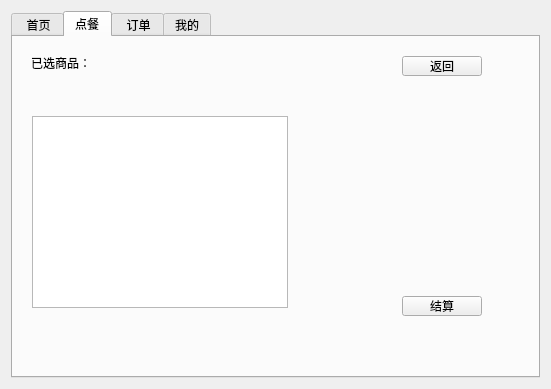
Above: customerwidget.ui from Hami-8/C-HomeWork before the change. Below: the same form after it.
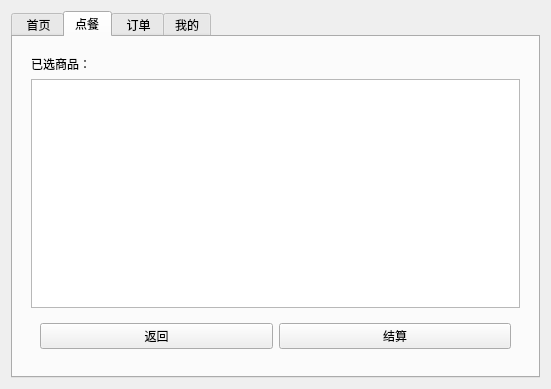
That is the form after the change. The open tabs and pages were chosen to show the change.

Commit message: 实现了 添加至购物车 功能

Patch:
```diff
--- a/customerwidget.ui
+++ b/customerwidget.ui
@@ -175,55 +175,38 @@
           </layout>
          </widget>
          <widget class="QWidget" name="page_4">
+          <layout class="QVBoxLayout" name="verticalLayout_4">
+           <item>
           <widget class="QLabel" name="cartLabel">
-           <property name="geometry">
-            <rect>
-             <x>9</x>
-             <y>9</y>
-             <width>60</width>
-             <height>16</height>
-            </rect>
-           </property>
            <property name="text">
             <string>已选商品：</string>
            </property>
           </widget>
-          <widget class="QTableWidget" name="cartTableWidget">
-           <property name="geometry">
-            <rect>
-             <x>10</x>
-             <y>70</y>
-             <width>256</width>
-             <height>192</height>
-            </rect>
-           </property>
-          </widget>
+           </item>
+           <item>
+            <widget class="QTableWidget" name="cartTableWidget"/>
+           </item>
+           <item>
+            <widget class="QWidget" name="widget_5" native="true">
+             <layout class="QHBoxLayout" name="horizontalLayout_9">
+              <item>
           <widget class="QPushButton" name="backToOrderButton">
-           <property name="geometry">
-            <rect>
-             <x>380</x>
-             <y>10</y>
-             <width>80</width>
-             <height>20</height>
-            </rect>
-           </property>
            <property name="text">
             <string>返回</string>
            </property>
           </widget>
+              </item>
+              <item>
           <widget class="QPushButton" name="payButton">
-           <property name="geometry">
-            <rect>
-             <x>380</x>
-             <y>250</y>
-             <width>80</width>
-             <height>20</height>
-            </rect>
-           </property>
            <property name="text">
             <string>结算</string>
            </property>
           </widget>
+              </item>
+             </layout>
+            </widget>
+           </item>
+          </layout>
          </widget>
         </widget>
        </item>
```
Left out of the diff: 2 changed lines with no effect on the pictures. Lines whose indentation alone changed are shown as unchanged. The commit also changes 2 other files.
